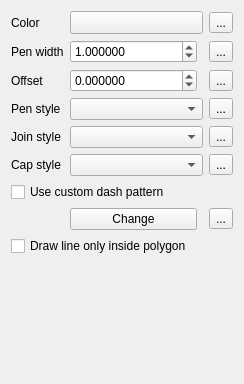
Old version of the form src/ui/symbollayer/widget_simpleline.ui in the repository qgis/QGIS.
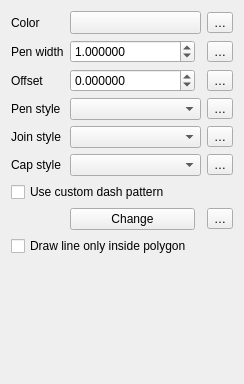
New version of the form. Custom widgets are drawn as their Qt base class.

```diff
--- a/src/ui/symbollayer/widget_simpleline.ui
+++ b/src/ui/symbollayer/widget_simpleline.ui
@@ -59,7 +59,7 @@
    <item row="4" column="2">
     <widget class="QgsDataDefinedButton" name="mJoinStyleDDBtn">
      <property name="text">
-      <string>...</string>
+      <string>…</string>
      </property>
     </widget>
    </item>
@@ -191,7 +191,7 @@
    <item row="7" column="2">
     <widget class="QgsDataDefinedButton" name="mDashPatternDDBtn">
      <property name="text">
-      <string>...</string>
+      <string>…</string>
      </property>
     </widget>
    </item>
@@ -244,35 +244,35 @@
    <item row="5" column="2">
     <widget class="QgsDataDefinedButton" name="mCapStyleDDBtn">
      <property name="text">
-      <string>...</string>
+      <string>…</string>
      </property>
     </widget>
    </item>
    <item row="0" column="2">
     <widget class="QgsDataDefinedButton" name="mColorDDBtn">
      <property name="text">
-      <string>...</string>
+      <string>…</string>
      </property>
     </widget>
    </item>
    <item row="1" column="2">
     <widget class="QgsDataDefinedButton" name="mPenWidthDDBtn">
      <property name="text">
-      <string>...</string>
+      <string>…</string>
      </property>
     </widget>
    </item>
    <item row="3" column="2">
     <widget class="QgsDataDefinedButton" name="mPenStyleDDBtn">
      <property name="text">
-      <string>...</string>
+      <string>…</string>
      </property>
     </widget>
    </item>
    <item row="2" column="2">
     <widget class="QgsDataDefinedButton" name="mOffsetDDBtn">
      <property name="text">
-      <string>...</string>
+      <string>…</string>
      </property>
     </widget>
    </item>
```
